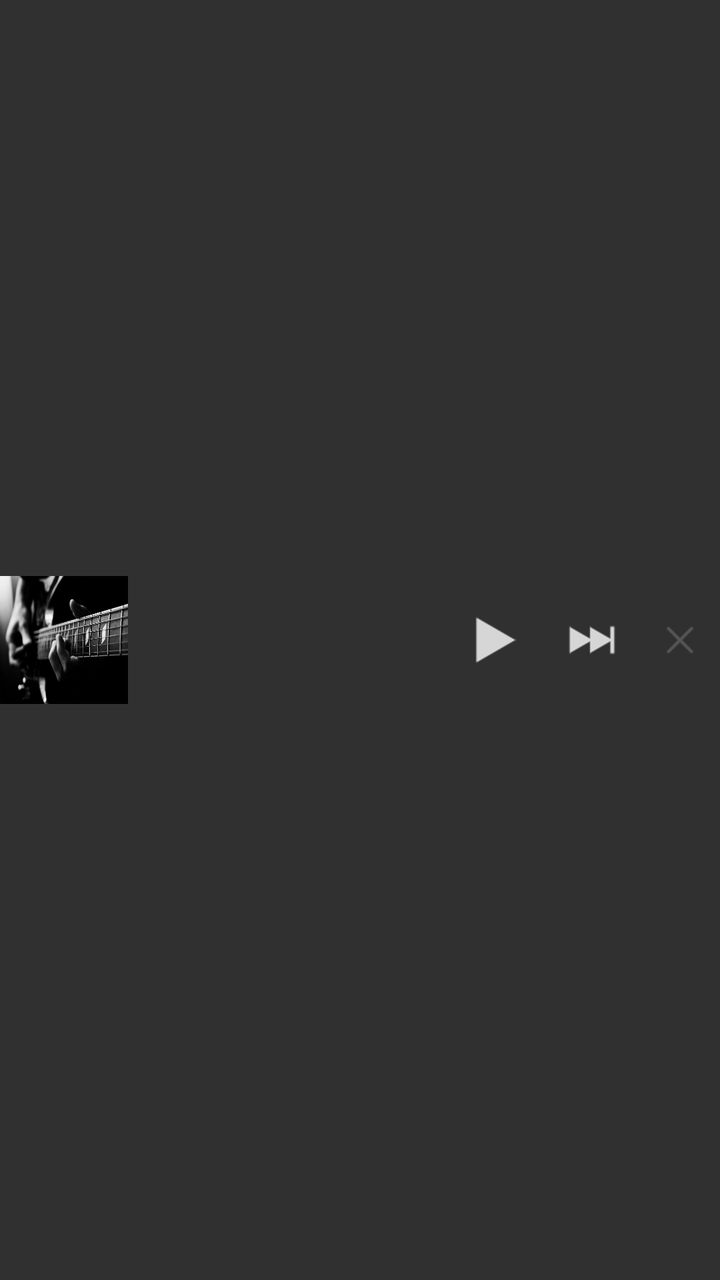
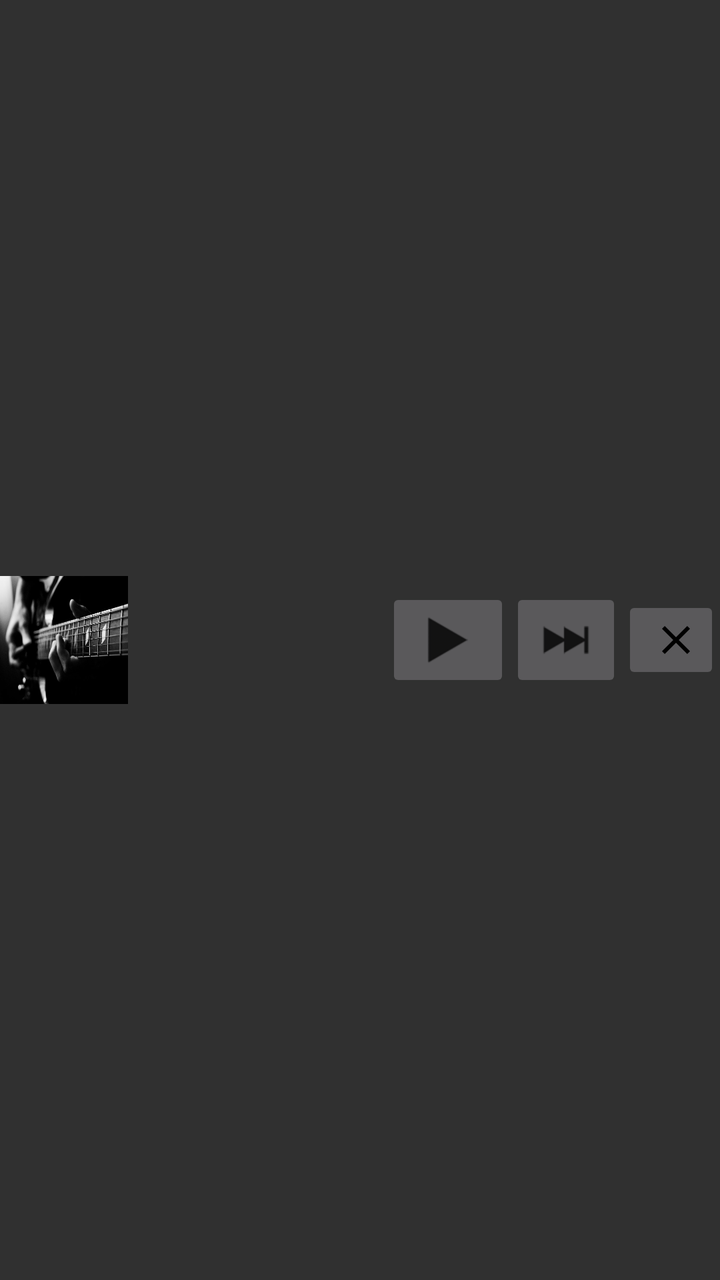

An Android layout rendered at two revisions. The XML below is the earlier revision; the diff shows what the commit changed to produce the second picture.
<!-- AndroidManifest.xml: application theme AppThemeDark -->
<!-- res/layout/notification_custom_layout.xml -->
<?xml version="1.0" encoding="utf-8"?>
<LinearLayout xmlns:android="http://schemas.android.com/apk/res/android"
              xmlns:tools="http://schemas.android.com/tools"
              android:layout_width="match_parent"
              android:layout_height="match_parent"
              android:background="@android:color/transparent"
              android:gravity="center_vertical"
              android:orientation="horizontal"
              tools:ignore="ContentDescription">

    <ImageView
        android:id="@+id/notification_base_image"
        android:layout_width="@dimen/notification_big_icon_width"
        android:layout_height="@dimen/notification_big_icon_height"
        android:background="@drawable/cover_art_default"
        android:gravity="center"/>

    <LinearLayout
        android:layout_width="0dp"
        android:layout_height="wrap_content"
        android:layout_gravity="center_vertical"
        android:layout_weight="1"
        android:orientation="vertical"
        android:paddingBottom="@dimen/notification_info_container_padding_bottom"
        android:paddingLeft="@dimen/notification_info_container_padding_left">

        <TextView
            android:id="@+id/notification_base_line_one"
            style="@style/NotificationText"
            android:layout_width="wrap_content"
            android:layout_height="wrap_content"
            android:textAppearance="@android:style/TextAppearance.StatusBar.EventContent.Title"/>

        <TextView
            android:id="@+id/notification_base_line_two"
            style="@style/NotificationText"
            android:layout_width="wrap_content"
            android:layout_height="wrap_content"
            android:textAppearance="@android:style/TextAppearance.StatusBar.EventContent"/>

    </LinearLayout>

    <ImageButton
        android:id="@+id/notification_base_previous"
        style="@style/NotificationAction.Previous"
        android:layout_width="wrap_content"
        android:layout_height="wrap_content"/>

    <ImageButton
        android:id="@+id/notification_base_play"
        style="@style/NotificationAction.Play"
        android:layout_width="wrap_content"
        android:layout_height="wrap_content"
        android:paddingLeft="15dp"
        android:paddingRight="15dp"/>

    <ImageButton
        android:id="@+id/notification_base_next"
        style="@style/NotificationAction.Next"
        android:layout_width="wrap_content"
        android:layout_height="wrap_content"/>

    <ImageButton
        android:id="@+id/notification_base_collapse"
        style="@style/NotificationAction.Collapse"
        android:layout_width="wrap_content"
        android:layout_height="wrap_content"
        android:paddingLeft="15dp"
        android:paddingRight="10dp"/>

</LinearLayout>
<!-- resources referenced by this layout -->
<resources>
  <dimen name="notification_big_icon_height">64.0dip</dimen>
  <dimen name="notification_big_icon_width">64.0dip</dimen>
  <dimen name="notification_info_container_padding_bottom">4.0dip</dimen>
  <dimen name="notification_info_container_padding_left">8.0dip</dimen>
  <!-- drawable cover_art_default: jpg bitmap (drawable, 81390 bytes) -->
  <style name="NotificationAction.Collapse" parent="@style/NotificationAction">
          <item name="android:src">@drawable/btn_notification_collapse</item>
      </style>
  <style name="NotificationAction.Next" parent="@style/NotificationAction">
          <item name="android:src">@drawable/btn_playback_next_light</item>
      </style>
  <style name="NotificationAction.Play" parent="@style/NotificationAction">
          <item name="android:src">@drawable/btn_playback_play_light</item>
      </style>
  <style name="NotificationAction.Previous" parent="@style/NotificationAction">
          <item name="android:src">@drawable/btn_playback_previous_light</item>
          <item name="android:visibility">gone</item>
      </style>
  <style name="NotificationText">
          <item name="android:layout_width">match_parent</item>
          <item name="android:layout_height">wrap_content</item>
          <item name="android:ellipsize">end</item>
          <item name="android:fadingEdge">horizontal</item>
          <item name="android:singleLine">true</item>
      </style>
  <style name="AppThemeDark" parent="Theme.AppCompat">
          
          <item name="colorPrimary">@color/colorPrimary</item>
          <item name="colorPrimaryDark">@color/colorPrimaryDark</item>
          <item name="colorAccent">@color/colorAccent</item>
  
          
          <item name="windowActionBar">false</item>
          <item name="windowNoTitle">true</item>
      </style>
  <style name="NotificationAction">
          <item name="android:layout_width">@dimen/notification_action_width</item>
          <item name="android:layout_height">@dimen/notification_action_height</item>
          <item name="android:gravity">center|right</item>
          <item name="android:scaleType">fitCenter</item>
          <item name="android:padding">@dimen/notification_action_padding</item>
          <item name="android:background">?android:selectableItemBackground</item>
      </style>
  <!-- drawable btn_notification_collapse: png bitmap (drawable-hdpi, 371 bytes) -->
  <!-- drawable btn_playback_next_light: png bitmap (drawable-hdpi, 1521 bytes) -->
  <!-- drawable btn_playback_play_light: png bitmap (drawable-hdpi, 608 bytes) -->
  <!-- drawable btn_playback_previous_light: png bitmap (drawable-hdpi, 1503 bytes) -->
  <color name="colorPrimary">#5c3145</color>
  <color name="colorPrimaryDark">#000000</color>
  <color name="colorAccent">#FF4081</color>
  <dimen name="notification_action_width">48.0dip</dimen>
  <dimen name="notification_action_height">48.0dip</dimen>
  <dimen name="notification_action_padding">8.0dip</dimen>
</resources>

<!-- the commit's change to res/layout/notification_custom_layout.xml (unified diff, before → after) -->
@@ -1,19 +1,19 @@
 <?xml version="1.0" encoding="utf-8"?>
 <LinearLayout xmlns:android="http://schemas.android.com/apk/res/android"
-              xmlns:tools="http://schemas.android.com/tools"
-              android:layout_width="match_parent"
-              android:layout_height="match_parent"
-              android:background="@android:color/transparent"
-              android:gravity="center_vertical"
-              android:orientation="horizontal"
-              tools:ignore="ContentDescription">
+    xmlns:tools="http://schemas.android.com/tools"
+    android:layout_width="match_parent"
+    android:layout_height="match_parent"
+    android:background="@android:color/transparent"
+    android:gravity="center_vertical"
+    android:orientation="horizontal"
+    tools:ignore="ContentDescription">
 
     <ImageView
         android:id="@+id/notification_base_image"
         android:layout_width="@dimen/notification_big_icon_width"
         android:layout_height="@dimen/notification_big_icon_height"
         android:background="@drawable/cover_art_default"
-        android:gravity="center"/>
+        android:gravity="center" />
 
     <LinearLayout
         android:layout_width="0dp"
@@ -21,51 +21,54 @@
         android:layout_gravity="center_vertical"
         android:layout_weight="1"
         android:orientation="vertical"
-        android:paddingBottom="@dimen/notification_info_container_padding_bottom"
-        android:paddingLeft="@dimen/notification_info_container_padding_left">
+        android:paddingStart="@dimen/notification_info_container_padding_left"
+        android:paddingBottom="@dimen/notification_info_container_padding_bottom">
 
         <TextView
             android:id="@+id/notification_base_line_one"
             style="@style/NotificationText"
             android:layout_width="wrap_content"
             android:layout_height="wrap_content"
-            android:textAppearance="@android:style/TextAppearance.StatusBar.EventContent.Title"/>
+            android:textAppearance="@android:style/TextAppearance.StatusBar.EventContent.Title"
+            android:textColor="@color/black" />
 
         <TextView
             android:id="@+id/notification_base_line_two"
             style="@style/NotificationText"
             android:layout_width="wrap_content"
             android:layout_height="wrap_content"
-            android:textAppearance="@android:style/TextAppearance.StatusBar.EventContent"/>
+            android:textAppearance="@android:style/TextAppearance.StatusBar.EventContent"
+            android:textColor="@color/black" />
 
     </LinearLayout>
 
     <ImageButton
         android:id="@+id/notification_base_previous"
-        style="@style/NotificationAction.Previous"
         android:layout_width="wrap_content"
-        android:layout_height="wrap_content"/>
+        android:layout_height="wrap_content"
+        android:src="@drawable/btn_playback_previous"
+        android:visibility="gone" />
 
     <ImageButton
         android:id="@+id/notification_base_play"
-        style="@style/NotificationAction.Play"
         android:layout_width="wrap_content"
         android:layout_height="wrap_content"
-        android:paddingLeft="15dp"
-        android:paddingRight="15dp"/>
+        android:paddingStart="15dp"
+        android:paddingEnd="15dp"
+        android:src="@drawable/btn_playback_play" />
 
     <ImageButton
         android:id="@+id/notification_base_next"
-        style="@style/NotificationAction.Next"
         android:layout_width="wrap_content"
-        android:layout_height="wrap_content"/>
+        android:layout_height="wrap_content"
+        android:src="@drawable/btn_playback_next" />
 
     <ImageButton
         android:id="@+id/notification_base_collapse"
-        style="@style/NotificationAction.Collapse"
         android:layout_width="wrap_content"
         android:layout_height="wrap_content"
-        android:paddingLeft="15dp"
-        android:paddingRight="10dp"/>
+        android:paddingStart="15dp"
+        android:paddingEnd="10dp"
+        android:src="@drawable/ic_close" />
 
 </LinearLayout>
<!-- resource entries referenced after the edit -->
@@ -1,23 +1,20 @@
 <!-- resources referenced by this layout -->
 <resources>
+  <color name="black">#ff000000</color>
   <dimen name="notification_big_icon_height">64.0dip</dimen>
   <dimen name="notification_big_icon_width">64.0dip</dimen>
   <dimen name="notification_info_container_padding_bottom">4.0dip</dimen>
   <dimen name="notification_info_container_padding_left">8.0dip</dimen>
+  <!-- drawable btn_playback_next: png bitmap (drawable-hdpi, 753 bytes) -->
+  <!-- drawable btn_playback_play: png bitmap (drawable-hdpi, 649 bytes) -->
+  <!-- drawable btn_playback_previous: png bitmap (drawable-hdpi, 760 bytes) -->
   <!-- drawable cover_art_default: jpg bitmap (drawable, 81390 bytes) -->
-  <style name="NotificationAction.Collapse" parent="@style/NotificationAction">
-          <item name="android:src">@drawable/btn_notification_collapse</item>
-      </style>
-  <style name="NotificationAction.Next" parent="@style/NotificationAction">
-          <item name="android:src">@drawable/btn_playback_next_light</item>
-      </style>
-  <style name="NotificationAction.Play" parent="@style/NotificationAction">
-          <item name="android:src">@drawable/btn_playback_play_light</item>
-      </style>
-  <style name="NotificationAction.Previous" parent="@style/NotificationAction">
-          <item name="android:src">@drawable/btn_playback_previous_light</item>
-          <item name="android:visibility">gone</item>
-      </style>
+  <!-- drawable ic_close (drawable) -->
+  <vector xmlns:android="http://schemas.android.com/apk/res/android" android:height="24dp" android:tint="#000000" android:viewportHeight="24" android:viewportWidth="24" android:width="24dp">
+        
+      <path android:fillColor="@android:color/white" android:pathData="M19,6.41L17.59,5 12,10.59 6.41,5 5,6.41 10.59,12 5,17.59 6.41,19 12,13.41 17.59,19 19,17.59 13.41,12z"/>
+      
+  </vector>
   <style name="NotificationText">
           <item name="android:layout_width">match_parent</item>
           <item name="android:layout_height">wrap_content</item>
@@ -35,23 +32,8 @@
           <item name="windowActionBar">false</item>
           <item name="windowNoTitle">true</item>
       </style>
-  <style name="NotificationAction">
-          <item name="android:layout_width">@dimen/notification_action_width</item>
-          <item name="android:layout_height">@dimen/notification_action_height</item>
-          <item name="android:gravity">center|right</item>
-          <item name="android:scaleType">fitCenter</item>
-          <item name="android:padding">@dimen/notification_action_padding</item>
-          <item name="android:background">?android:selectableItemBackground</item>
-      </style>
-  <!-- drawable btn_notification_collapse: png bitmap (drawable-hdpi, 371 bytes) -->
-  <!-- drawable btn_playback_next_light: png bitmap (drawable-hdpi, 1521 bytes) -->
-  <!-- drawable btn_playback_play_light: png bitmap (drawable-hdpi, 608 bytes) -->
-  <!-- drawable btn_playback_previous_light: png bitmap (drawable-hdpi, 1503 bytes) -->
   <color name="colorPrimary">#5c3145</color>
   <color name="colorPrimaryDark">#000000</color>
   <color name="colorAccent">#FF4081</color>
-  <dimen name="notification_action_width">48.0dip</dimen>
-  <dimen name="notification_action_height">48.0dip</dimen>
-  <dimen name="notification_action_padding">8.0dip</dimen>
 </resources>
 
